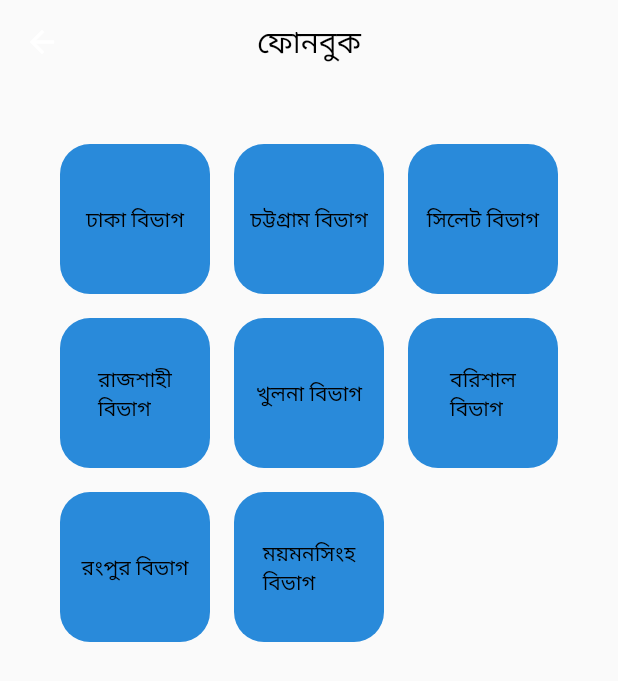
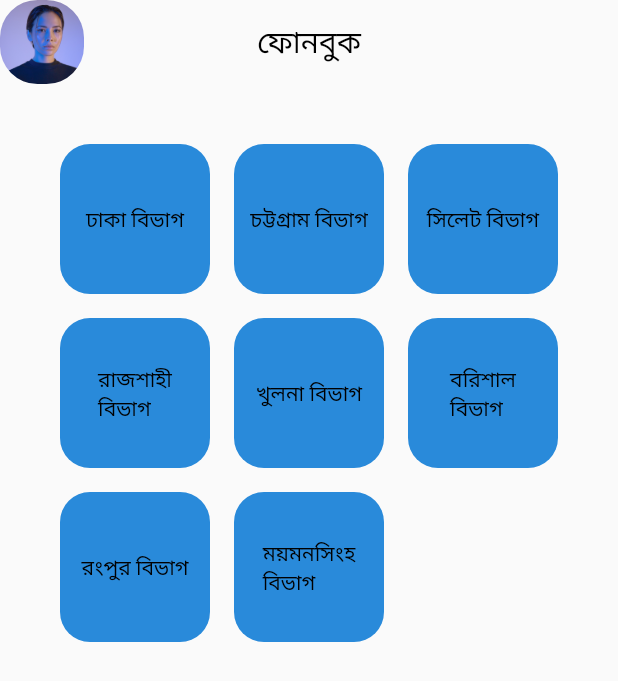
Before and after one commit to RidwanaTripti/contact_manager_flutter, a Flutter app: the HomeScreen screen opened by its route, on a phone screen of 412 x 824 dp. Shown: the top 681 px of the screen. Run offline on Flutter 3.47's test engine with Material 2 defaults, Android fonts, the phone set to English and light mode, and no system bars; our stand-ins replace another_flushbar, fluttertoast, font_awesome_flutter, pinput; missing offline and left inert: iconify_flutter.

Commit message:
new commit

```diff
--- a/lib/data/response/status.dart
+++ b/lib/data/response/status.dart
@@ -0,0 +1 @@
+// enum Status { Loading, Completed, Error }
--- a/lib/utils/routes/routes.dart
+++ b/lib/utils/routes/routes.dart
@@ -1,4 +1,6 @@
 import '../../view/fisrt_screen.dart';
+import '../../view/form_screen.dart';
+import '../../view/search/mym.dart';
 import '../../view/signin_screen.dart';
 import '../../view/splash_screen.dart';
 import '/utils/routes/routes_name.dart';
@@ -17,7 +19,11 @@ class Routes {
         return MaterialPageRoute(builder: (context) => const SigninScreen());
       case RoutesName.home:
         return MaterialPageRoute(builder: (context) => const HomeScreen());
-
+      case RoutesName.form:
+        return MaterialPageRoute(builder: (context) => const FormFieldScreen());
+      case RoutesName.mym:
+        return MaterialPageRoute(
+            builder: (context) => const MymDivisionScreen());
       default:
         return MaterialPageRoute(builder: (_) {
           return const Scaffold(
--- a/lib/utils/routes/routes_name.dart
+++ b/lib/utils/routes/routes_name.dart
@@ -8,4 +8,5 @@ class RoutesName {
   //Privet routes
   static const String home = 'home_screen';
   static const String otp = 'otp_screen';
+  static const String mym = 'mym_screen';
 }
--- a/lib/view/fisrt_screen.dart
+++ b/lib/view/fisrt_screen.dart
@@ -25,7 +25,7 @@ class _FirstScreenState extends State<FirstScreen> {
                     child: Column(
                       children: [
                         Image(
-                          image: AssetImage("assets/image_01.jpg"),
+                          image: AssetImage("assets/image/image_01.jpg"),
                         ),
                         SizedBox(height: 20),
                         Container(
--- a/lib/view/home_screen.dart
+++ b/lib/view/home_screen.dart
@@ -1,3 +1,4 @@
+import 'package:contact_manager/utils/routes/routes_name.dart';
 import 'package:flutter/material.dart';
 
 class HomeScreen extends StatefulWidget {
@@ -8,21 +9,28 @@ class HomeScreen extends StatefulWidget {
 
 class _HomeScreenState extends State<HomeScreen> {
   BoxDecoration containerdeco = BoxDecoration(
-      color: Color.fromARGB(255, 41, 138, 218),
+      color: const Color.fromARGB(255, 41, 138, 218),
       borderRadius: BorderRadius.circular(20));
 
-  TextStyle textStyle = TextStyle(color: Colors.black);
+  TextStyle textStyle = const TextStyle(color: Colors.black);
 
   @override
   Widget build(BuildContext context) {
-    return Scaffold(
+    return SafeArea(
+      child: Scaffold(
         appBar: AppBar(
-        // leading: IconButton(
-        //   onPressed: () {},
-        //   icon: Icon(Icons.circle),
-        //   color: Colors.black,
-        // ),
-        title: Text(
+          leading: InkWell(
+            borderRadius: BorderRadius.circular(25.0),
+            onTap: () {},
+            child: ClipRRect(
+              borderRadius: BorderRadius.circular(25.0),
+              child: const Image(
+                image: AssetImage("assets/image/image_02.jpg"),
+                fit: BoxFit.cover,
+              ),
+            ),
+          ),
+          title: const Text(
             "ফোনবুক",
             style: TextStyle(
               color: Colors.black,
@@ -45,6 +53,9 @@ class _HomeScreenState extends State<HomeScreen> {
                     Expanded(
                       child: Padding(
                         padding: const EdgeInsets.all(8.0),
+                        child: InkWell(
+                          borderRadius: BorderRadius.circular(20.0),
+                          onTap: () {},
                           child: Container(
                             height: 100.0,
                             width: 100.0,
@@ -58,22 +69,31 @@ class _HomeScreenState extends State<HomeScreen> {
                           ),
                         ),
                       ),
+                    ),
                     Expanded(
                       child: Padding(
                         padding: const EdgeInsets.all(8.0),
+                        child: InkWell(
+                          borderRadius: BorderRadius.circular(20.0),
+                          onTap: () {},
                           child: Container(
                             height: 100.0,
                             width: 100.0,
                             decoration: containerdeco,
                             child: Align(
                                 alignment: Alignment.center,
-                            child: Text("চট্টগ্রাম বিভাগ", style: textStyle)),
+                                child:
+                                    Text("চট্টগ্রাম বিভাগ", style: textStyle)),
+                          ),
                         ),
                       ),
                     ),
                     Expanded(
                       child: Padding(
                         padding: const EdgeInsets.all(8.0),
+                        child: InkWell(
+                          borderRadius: BorderRadius.circular(20.0),
+                          onTap: () {},
                           child: Container(
                             height: 100.0,
                             width: 100.0,
@@ -81,6 +101,7 @@ class _HomeScreenState extends State<HomeScreen> {
                             child: Align(
                                 alignment: Alignment.center,
                                 child: Text("সিলেট বিভাগ", style: textStyle)),
+                          ),
                         ),
                       ),
                     )
@@ -92,19 +113,27 @@ class _HomeScreenState extends State<HomeScreen> {
                     Expanded(
                       child: Padding(
                         padding: const EdgeInsets.all(8.0),
+                        child: InkWell(
+                          borderRadius: BorderRadius.circular(20.0),
+                          onTap: () {},
                           child: Container(
                             height: 100.0,
                             width: 100.0,
                             decoration: containerdeco,
                             child: Align(
                                 alignment: Alignment.center,
-                            child: Text("রাজশাহী\nবিভাগ", style: textStyle)),
+                                child:
+                                    Text("রাজশাহী\nবিভাগ", style: textStyle)),
+                          ),
                         ),
                       ),
                     ),
                     Expanded(
                       child: Padding(
                         padding: const EdgeInsets.all(8.0),
+                        child: InkWell(
+                          borderRadius: BorderRadius.circular(20.0),
+                          onTap: () {},
                           child: Container(
                             height: 100.0,
                             width: 100.0,
@@ -115,9 +144,13 @@ class _HomeScreenState extends State<HomeScreen> {
                           ),
                         ),
                       ),
+                    ),
                     Expanded(
                       child: Padding(
                         padding: const EdgeInsets.all(8.0),
+                        child: InkWell(
+                          borderRadius: BorderRadius.circular(20.0),
+                          onTap: () {},
                           child: Container(
                             height: 100.0,
                             width: 100.0,
@@ -125,6 +158,7 @@ class _HomeScreenState extends State<HomeScreen> {
                             child: Align(
                                 alignment: Alignment.center,
                                 child: Text("বরিশাল\nবিভাগ", style: textStyle)),
+                          ),
                         ),
                       ),
                     )
@@ -136,6 +170,9 @@ class _HomeScreenState extends State<HomeScreen> {
                     Expanded(
                       child: Padding(
                         padding: const EdgeInsets.all(8.0),
+                        child: InkWell(
+                          borderRadius: BorderRadius.circular(20.0),
+                          onTap: () {},
                           child: Container(
                             height: 100.0,
                             width: 100.0,
@@ -146,16 +183,24 @@ class _HomeScreenState extends State<HomeScreen> {
                           ),
                         ),
                       ),
+                    ),
                     Expanded(
                       child: Padding(
                         padding: const EdgeInsets.all(8.0),
+                        child: InkWell(
+                          borderRadius: BorderRadius.circular(20.0),
+                          onTap: () {
+                            Navigator.pushNamed(context, RoutesName.mym);
+                          },
                           child: Container(
                             height: 100.0,
                             width: 100.0,
                             decoration: containerdeco,
                             child: Align(
                                 alignment: Alignment.center,
-                            child: Text("ময়মনসিংহ\nবিভাগ", style: textStyle)),
+                                child:
+                                    Text("ময়মনসিংহ\nবিভাগ", style: textStyle)),
+                          ),
                         ),
                       ),
                     ),
@@ -171,6 +216,7 @@ class _HomeScreenState extends State<HomeScreen> {
             ),
           ),
         ),
+      ),
     );
   }
 }
--- a/lib/view/login_screen.dart
+++ b/lib/view/login_screen.dart
@@ -61,7 +61,7 @@ class _LoginScreenState extends State<LoginScreen> {
                 child: Container(
                   child: Column(
                     children: [
-                      TextField(
+                      TextFormField(
                         // keyboardType: TextInputType.number,
                         decoration: InputDecoration(
                           hintText: "আপনার মোবাইল নাম্বার দিন",
@@ -73,7 +73,7 @@ class _LoginScreenState extends State<LoginScreen> {
                       ),
                       const SizedBox(height: 20),
                       Container(
-                        child: TextField(
+                        child: TextFormField(
                           keyboardType: TextInputType.multiline,
                           decoration: InputDecoration(
                             hintText: "আপনার পাসওয়ার্ড দিন",
--- a/pubspec.yaml
+++ b/pubspec.yaml
@@ -39,6 +39,8 @@ dependencies:
   another_flushbar: ^1.12.29
   font_awesome_flutter: ^10.4.0
   pinput: ^2.2.31
+  http: ^0.13.5
+  iconify_flutter: ^0.0.5
 
 dev_dependencies:
   flutter_test:
```
Also changed, not shown: lib/data/app_exceptions.dart (+35 -0 lines), lib/data/network/base_api_service.dart (added, +7 -0 lines), lib/data/network/network_api_service.dart (added, +68 -0 lines), lib/data/response/api_response.dart (+20 -0 lines), lib/view/form_screen.dart (+12 -12 lines), lib/view/search/mym.dart (added, +318 -0 lines), lib/view/signin_screen.dart (+3 -5 lines), pubspec.lock. Lines whose indentation alone changed are shown as unchanged.
